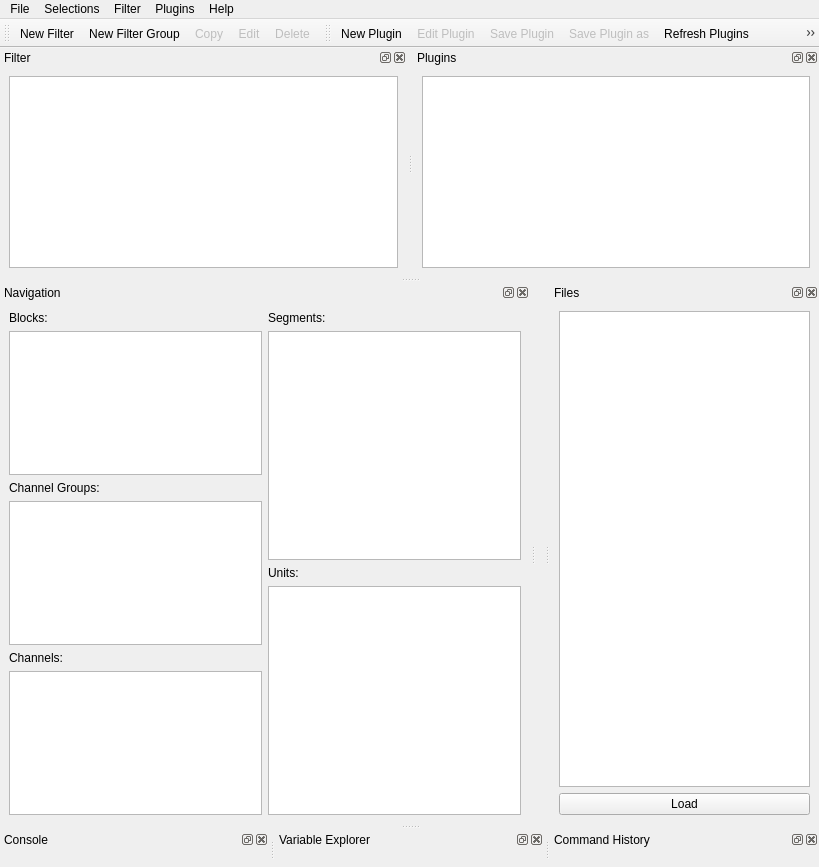
rproepp/spykeviewer, file spykeviewer/ui/main.ui: the form before one commit.
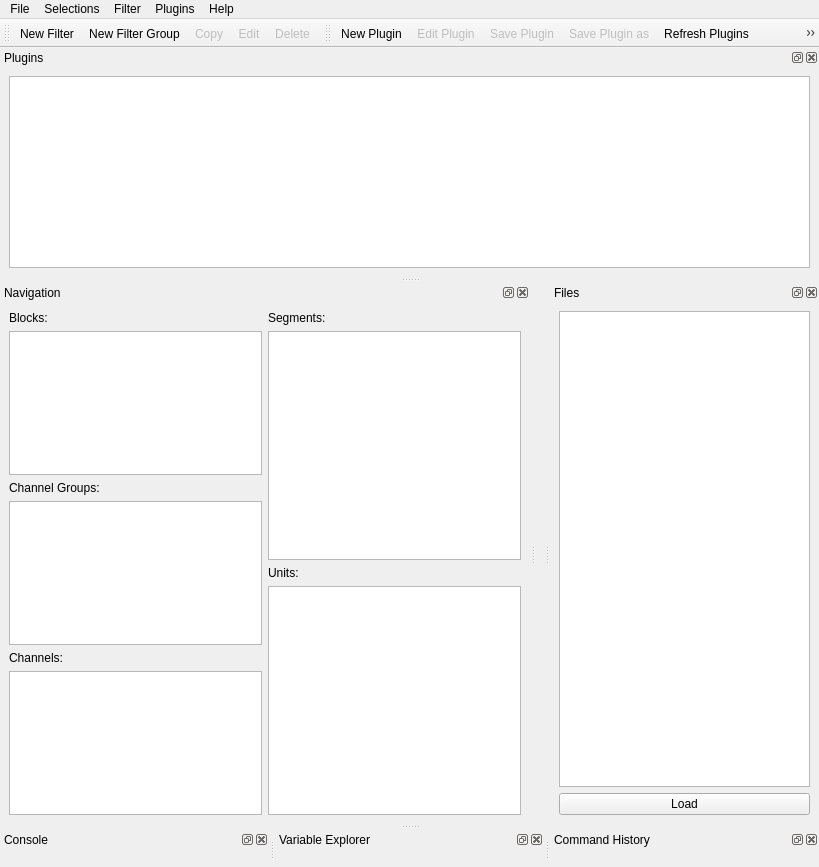
The form after the commit. Icons and pictures are not drawn.

Commit message: Factored filter plugin out (missing filter actions!)

```diff
--- a/spykeviewer/ui/main.ui
+++ b/spykeviewer/ui/main.ui
@@ -156,54 +156,6 @@
    </attribute>
    <widget class="QWidget" name="dockWidgetContents_3"/>
   </widget>
-  <widget class="QDockWidget" name="filterDock">
-   <property name="windowTitle">
-    <string>Filter</string>
-   </property>
-   <attribute name="dockWidgetArea">
-    <number>4</number>
-   </attribute>
-   <widget class="QWidget" name="dockWidgetContents_5">
-    <layout class="QGridLayout" name="gridLayout_5">
-     <item row="0" column="0" colspan="2">
-      <widget class="QTreeWidget" name="filterTreeWidget">
-       <property name="sizePolicy">
-        <sizepolicy hsizetype="Expanding" vsizetype="Expanding">
-         <horstretch>0</horstretch>
-         <verstretch>3</verstretch>
-        </sizepolicy>
-       </property>
-       <property name="contextMenuPolicy">
-        <enum>Qt::CustomContextMenu</enum>
-       </property>
-       <property name="dragEnabled">
-        <bool>true</bool>
-       </property>
-       <property name="dragDropMode">
-        <enum>QAbstractItemView::InternalMove</enum>
-       </property>
-       <property name="defaultDropAction">
-        <enum>Qt::MoveAction</enum>
-       </property>
-       <property name="alternatingRowColors">
-        <bool>false</bool>
-       </property>
-       <property name="uniformRowHeights">
-        <bool>false</bool>
-       </property>
-       <attribute name="headerVisible">
-        <bool>false</bool>
-       </attribute>
-       <column>
-        <property name="text">
-         <string>1</string>
-        </property>
-       </column>
-      </widget>
-     </item>
-    </layout>
-   </widget>
-  </widget>
   <widget class="QDockWidget" name="analysisDock">
    <property name="windowTitle">
     <string>Plugins</string>
```
The commit also changes 3 other files.
